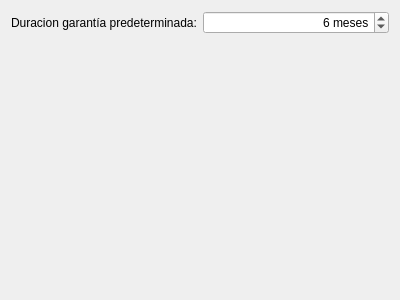
First picture: the form in trunk/plugins/garantias/formprefgarantias.ui, repository chungote/gestotux, before the edit.
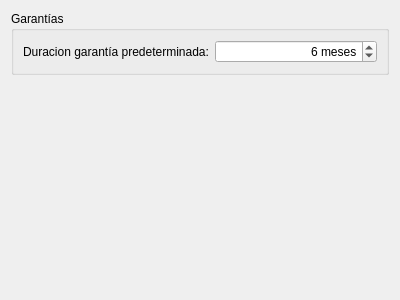
Second picture: the form after the edit.

Diff of the .ui file:
```diff
--- a/trunk/plugins/garantias/formprefgarantias.ui
+++ b/trunk/plugins/garantias/formprefgarantias.ui
@@ -13,6 +13,12 @@
   <property name="windowTitle">
    <string>Form</string>
   </property>
+  <layout class="QVBoxLayout" name="verticalLayout_2">
+   <item>
+    <widget class="QGroupBox" name="groupBox">
+     <property name="title">
+      <string>Garantías</string>
+     </property>
   <layout class="QVBoxLayout" name="verticalLayout">
    <item>
     <layout class="QHBoxLayout" name="horizontalLayout">
@@ -44,6 +50,9 @@
      </item>
     </layout>
    </item>
+     </layout>
+    </widget>
+   </item>
    <item>
     <spacer name="verticalSpacer">
      <property name="orientation">
@@ -52,7 +61,7 @@
      <property name="sizeHint" stdset="0">
       <size>
        <width>20</width>
-       <height>260</height>
+       <height>40</height>
       </size>
      </property>
     </spacer>
```
Lines whose indentation alone changed are shown as unchanged.
